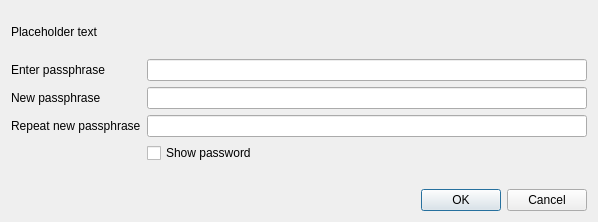
This is src/qt/forms/askpassphrasedialog.ui in cryptoinhero/bitconnect as Qt 5 draws it before an edit. The edited form follows.
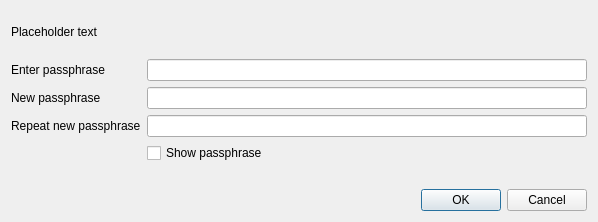
This is the edited form.

The edit to the form file:
```diff
--- a/src/qt/forms/askpassphrasedialog.ui
+++ b/src/qt/forms/askpassphrasedialog.ui
@@ -95,7 +95,7 @@
      <item row="3" column="1">
       <widget class="QCheckBox" name="toggleShowPasswordButton">
        <property name="text">
-        <string>Show password</string>
+        <string>Show passphrase</string>
        </property>
       </widget>
      </item>
```
